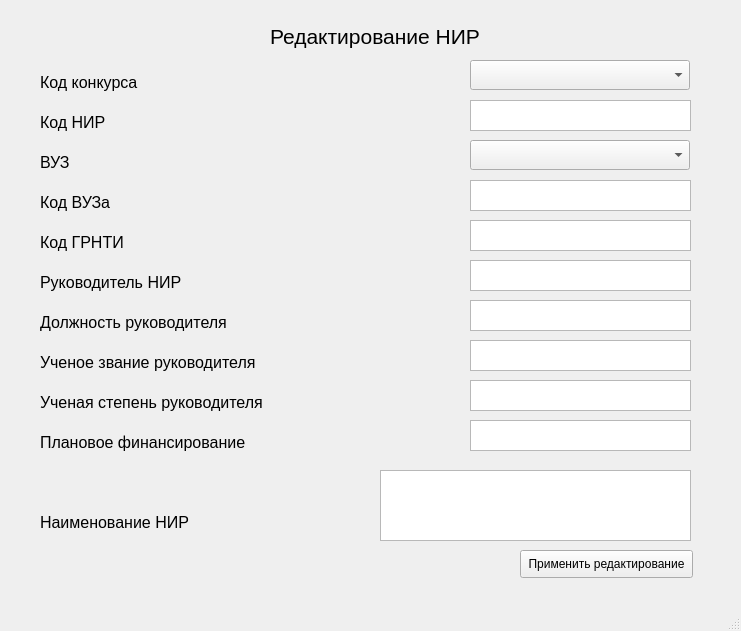
First picture: the form in EditForm.ui, repository Kerensk1y/lab_subd, before the edit.
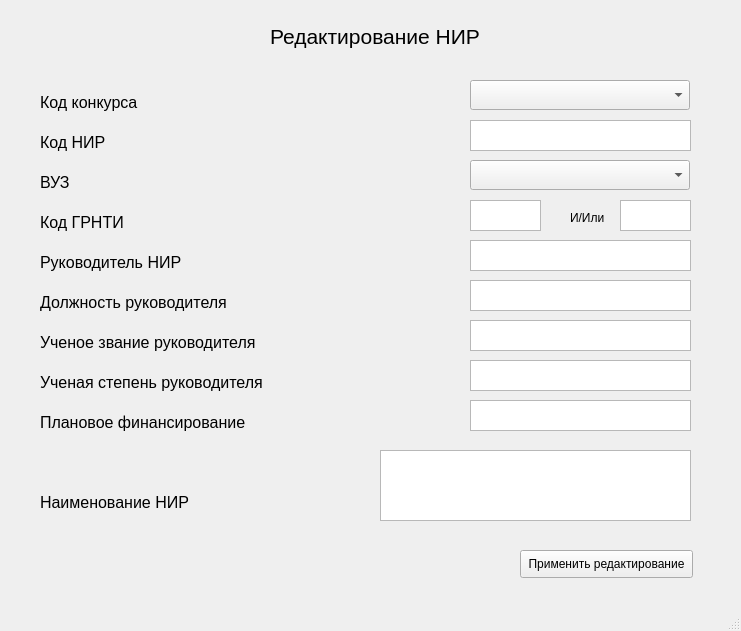
Second picture: the form after the edit.

Diff of the .ui file:
```diff
--- a/EditForm.ui
+++ b/EditForm.ui
@@ -32,11 +32,100 @@
      <string>Редактирование НИР</string>
     </property>
    </widget>
+   <widget class="QPushButton" name="pushButton">
+    <property name="geometry">
+     <rect>
+      <x>520</x>
+      <y>550</y>
+      <width>173</width>
+      <height>28</height>
+     </rect>
+    </property>
+    <property name="text">
+     <string>Применить редактирование</string>
+    </property>
+   </widget>
+   <widget class="QTextEdit" name="textEdit_5">
+    <property name="geometry">
+     <rect>
+      <x>470</x>
+      <y>280</y>
+      <width>221</width>
+      <height>31</height>
+     </rect>
+    </property>
+   </widget>
+   <widget class="QComboBox" name="comboBox_3">
+    <property name="geometry">
+     <rect>
+      <x>470</x>
+      <y>80</y>
+      <width>220</width>
+      <height>30</height>
+     </rect>
+    </property>
+   </widget>
+   <widget class="QTextEdit" name="textEdit_7">
+    <property name="geometry">
+     <rect>
+      <x>470</x>
+      <y>360</y>
+      <width>221</width>
+      <height>31</height>
+     </rect>
+    </property>
+   </widget>
+   <widget class="QLabel" name="label_11">
+    <property name="geometry">
+     <rect>
+      <x>40</x>
+      <y>490</y>
+      <width>180</width>
+      <height>24</height>
+     </rect>
+    </property>
+    <property name="font">
+     <font>
+      <pointsize>12</pointsize>
+     </font>
+    </property>
+    <property name="text">
+     <string>Наименование НИР</string>
+    </property>
+   </widget>
+   <widget class="QTextEdit" name="textEdit_6">
+    <property name="geometry">
+     <rect>
+      <x>470</x>
+      <y>320</y>
+      <width>221</width>
+      <height>31</height>
+     </rect>
+    </property>
+   </widget>
+   <widget class="QLabel" name="label_7">
+    <property name="geometry">
+     <rect>
+      <x>40</x>
+      <y>290</y>
+      <width>234</width>
+      <height>24</height>
+     </rect>
+    </property>
+    <property name="font">
+     <font>
+      <pointsize>12</pointsize>
+     </font>
+    </property>
+    <property name="text">
+     <string>Должность руководителя</string>
+    </property>
+   </widget>
    <widget class="QLabel" name="label_2">
     <property name="geometry">
      <rect>
       <x>40</x>
-      <y>70</y>
+      <y>90</y>
       <width>123</width>
       <height>24</height>
      </rect>
@@ -50,29 +139,11 @@
      <string>Код конкурса</string>
     </property>
    </widget>
-   <widget class="QLabel" name="label_3">
-    <property name="geometry">
-     <rect>
-      <x>40</x>
-      <y>110</y>
-      <width>78</width>
-      <height>24</height>
-     </rect>
-    </property>
-    <property name="font">
-     <font>
-      <pointsize>12</pointsize>
-     </font>
-    </property>
-    <property name="text">
-     <string>Код НИР</string>
-    </property>
-   </widget>
    <widget class="QLabel" name="label_4">
     <property name="geometry">
      <rect>
       <x>40</x>
-      <y>150</y>
+      <y>170</y>
       <width>35</width>
       <height>24</height>
      </rect>
@@ -86,29 +157,21 @@
      <string>ВУЗ</string>
     </property>
    </widget>
-   <widget class="QLabel" name="label_5">
+   <widget class="QTextEdit" name="textEdit_9">
     <property name="geometry">
      <rect>
-      <x>40</x>
-      <y>190</y>
-      <width>86</width>
-      <height>24</height>
+      <x>380</x>
+      <y>450</y>
+      <width>311</width>
+      <height>71</height>
      </rect>
     </property>
-    <property name="font">
-     <font>
-      <pointsize>12</pointsize>
-     </font>
-    </property>
-    <property name="text">
-     <string>Код ВУЗа</string>
-    </property>
    </widget>
    <widget class="QLabel" name="label_6">
     <property name="geometry">
      <rect>
       <x>40</x>
-      <y>230</y>
+      <y>210</y>
       <width>100</width>
       <height>24</height>
      </rect>
@@ -122,47 +185,28 @@
      <string>Код ГРНТИ</string>
     </property>
    </widget>
-   <widget class="QLabel" name="label_7">
+   <widget class="QTextEdit" name="textEdit_10">
     <property name="geometry">
      <rect>
-      <x>40</x>
-      <y>310</y>
-      <width>234</width>
-      <height>24</height>
+      <x>620</x>
+      <y>200</y>
+      <width>71</width>
+      <height>31</height>
      </rect>
     </property>
-    <property name="font">
-     <font>
-      <pointsize>12</pointsize>
-     </font>
-    </property>
-    <property name="text">
-     <string>Должность руководителя</string>
-    </property>
-   </widget>
-   <widget class="QLabel" name="label_8">
-    <property name="geometry">
-     <rect>
-      <x>40</x>
-      <y>350</y>
-      <width>269</width>
-      <height>24</height>
-     </rect>
-    </property>
-    <property name="font">
-     <font>
-      <pointsize>12</pointsize>
-     </font>
-    </property>
-    <property name="text">
-     <string>Ученое звание руководителя</string>
+    <property name="html">
+     <string>&lt;!DOCTYPE HTML PUBLIC &quot;-//W3C//DTD HTML 4.0//EN&quot; &quot;http://www.w3.org/TR/REC-html40/strict.dtd&quot;&gt;
+&lt;html&gt;&lt;head&gt;&lt;meta name=&quot;qrichtext&quot; content=&quot;1&quot; /&gt;&lt;style type=&quot;text/css&quot;&gt;
+p, li { white-space: pre-wrap; }
+&lt;/style&gt;&lt;/head&gt;&lt;body style=&quot; font-family:'MS Shell Dlg 2'; font-size:7.8pt; font-weight:400; font-style:normal;&quot;&gt;
+&lt;p style=&quot;-qt-paragraph-type:empty; margin-top:0px; margin-bottom:0px; margin-left:0px; margin-right:0px; -qt-block-indent:0; text-indent:0px;&quot;&gt;&lt;br /&gt;&lt;/p&gt;&lt;/body&gt;&lt;/html&gt;</string>
     </property>
    </widget>
    <widget class="QLabel" name="label_9">
     <property name="geometry">
      <rect>
       <x>40</x>
-      <y>270</y>
+      <y>250</y>
       <width>170</width>
       <height>24</height>
      </rect>
@@ -176,12 +220,12 @@
      <string>Руководитель НИР</string>
     </property>
    </widget>
-   <widget class="QLabel" name="label_10">
+   <widget class="QLabel" name="label_8">
     <property name="geometry">
      <rect>
       <x>40</x>
-      <y>390</y>
-      <width>278</width>
+      <y>330</y>
+      <width>269</width>
       <height>24</height>
      </rect>
     </property>
@@ -191,32 +235,42 @@
      </font>
     </property>
     <property name="text">
-     <string>Ученая степень руководителя</string>
+     <string>Ученое звание руководителя</string>
     </property>
    </widget>
-   <widget class="QLabel" name="label_11">
+   <widget class="QTextEdit" name="textEdit_8">
     <property name="geometry">
      <rect>
-      <x>40</x>
-      <y>510</y>
-      <width>180</width>
-      <height>24</height>
+      <x>470</x>
+      <y>400</y>
+      <width>221</width>
+      <height>31</height>
      </rect>
     </property>
+   </widget>
+   <widget class="QLabel" name="label_13">
+    <property name="geometry">
+     <rect>
+      <x>570</x>
+      <y>210</y>
+      <width>55</width>
+      <height>16</height>
+     </rect>
+    </property>
     <property name="font">
      <font>
-      <pointsize>12</pointsize>
+      <pointsize>9</pointsize>
      </font>
     </property>
     <property name="text">
-     <string>Наименование НИР</string>
+     <string>И/Или</string>
     </property>
    </widget>
    <widget class="QLabel" name="label_12">
     <property name="geometry">
      <rect>
       <x>40</x>
-      <y>430</y>
+      <y>410</y>
       <width>251</width>
       <height>24</height>
      </rect>
@@ -230,129 +284,89 @@
      <string>Плановое финансирование</string>
     </property>
    </widget>
-   <widget class="QComboBox" name="comboBox">
+   <widget class="QLabel" name="label_3">
     <property name="geometry">
      <rect>
-      <x>470</x>
-      <y>60</y>
-      <width>220</width>
-      <height>30</height>
+      <x>40</x>
+      <y>130</y>
+      <width>78</width>
+      <height>24</height>
      </rect>
     </property>
-   </widget>
-   <widget class="QComboBox" name="comboBox_2">
-    <property name="geometry">
-     <rect>
-      <x>470</x>
-      <y>140</y>
-      <width>220</width>
-      <height>30</height>
-     </rect>
-    </property>
-   </widget>
-   <widget class="QPushButton" name="pushButton">
-    <property name="geometry">
-     <rect>
-      <x>520</x>
-      <y>550</y>
-      <width>173</width>
-      <height>28</height>
-     </rect>
+    <property name="font">
+     <font>
+      <pointsize>12</pointsize>
+     </font>
     </property>
     <property name="text">
-     <string>Применить редактирование</string>
+     <string>Код НИР</string>
     </property>
    </widget>
-   <widget class="QTextEdit" name="textEdit">
+   <widget class="QComboBox" name="comboBox_4">
     <property name="geometry">
      <rect>
       <x>470</x>
-      <y>100</y>
-      <width>221</width>
-      <height>31</height>
+      <y>160</y>
+      <width>220</width>
+      <height>30</height>
      </rect>
     </property>
    </widget>
-   <widget class="QTextEdit" name="textEdit_2">
+   <widget class="QTextEdit" name="textEdit_11">
     <property name="geometry">
      <rect>
       <x>470</x>
-      <y>180</y>
-      <width>221</width>
+      <y>200</y>
+      <width>71</width>
       <height>31</height>
      </rect>
     </property>
-   </widget>
-   <widget class="QTextEdit" name="textEdit_3">
-    <property name="geometry">
-     <rect>
-      <x>470</x>
-      <y>220</y>
-      <width>221</width>
-      <height>31</height>
-     </rect>
+    <property name="html">
+     <string>&lt;!DOCTYPE HTML PUBLIC &quot;-//W3C//DTD HTML 4.0//EN&quot; &quot;http://www.w3.org/TR/REC-html40/strict.dtd&quot;&gt;
+&lt;html&gt;&lt;head&gt;&lt;meta name=&quot;qrichtext&quot; content=&quot;1&quot; /&gt;&lt;style type=&quot;text/css&quot;&gt;
+p, li { white-space: pre-wrap; }
+&lt;/style&gt;&lt;/head&gt;&lt;body style=&quot; font-family:'MS Shell Dlg 2'; font-size:7.8pt; font-weight:400; font-style:normal;&quot;&gt;
+&lt;p style=&quot;-qt-paragraph-type:empty; margin-top:0px; margin-bottom:0px; margin-left:0px; margin-right:0px; -qt-block-indent:0; text-indent:0px;&quot;&gt;&lt;br /&gt;&lt;/p&gt;&lt;/body&gt;&lt;/html&gt;</string>
     </property>
    </widget>
    <widget class="QTextEdit" name="textEdit_4">
     <property name="geometry">
      <rect>
       <x>470</x>
-      <y>260</y>
+      <y>240</y>
       <width>221</width>
       <height>31</height>
      </rect>
     </property>
    </widget>
-   <widget class="QTextEdit" name="textEdit_5">
+   <widget class="QLabel" name="label_10">
     <property name="geometry">
      <rect>
-      <x>470</x>
-      <y>300</y>
-      <width>221</width>
-      <height>31</height>
+      <x>40</x>
+      <y>370</y>
+      <width>278</width>
+      <height>24</height>
      </rect>
     </property>
-   </widget>
-   <widget class="QTextEdit" name="textEdit_6">
-    <property name="geometry">
-     <rect>
-      <x>470</x>
-      <y>340</y>
-      <width>221</width>
-      <height>31</height>
-     </rect>
+    <property name="font">
+     <font>
+      <pointsize>12</pointsize>
+     </font>
     </property>
-   </widget>
-   <widget class="QTextEdit" name="textEdit_7">
-    <property name="geometry">
-     <rect>
-      <x>470</x>
-      <y>380</y>
-      <width>221</width>
-      <height>31</height>
-     </rect>
+    <property name="text">
+     <string>Ученая степень руководителя</string>
     </property>
    </widget>
-   <widget class="QTextEdit" name="textEdit_8">
+   <widget class="QTextEdit" name="textEdit">
     <property name="geometry">
      <rect>
       <x>470</x>
-      <y>420</y>
+      <y>120</y>
       <width>221</width>
       <height>31</height>
      </rect>
     </property>
    </widget>
-   <widget class="QTextEdit" name="textEdit_9">
-    <property name="geometry">
-     <rect>
-      <x>380</x>
-      <y>470</y>
-      <width>311</width>
-      <height>71</height>
-     </rect>
-    </property>
-   </widget>
   </widget>
   <widget class="QMenuBar" name="menubar">
    <property name="geometry">
```
